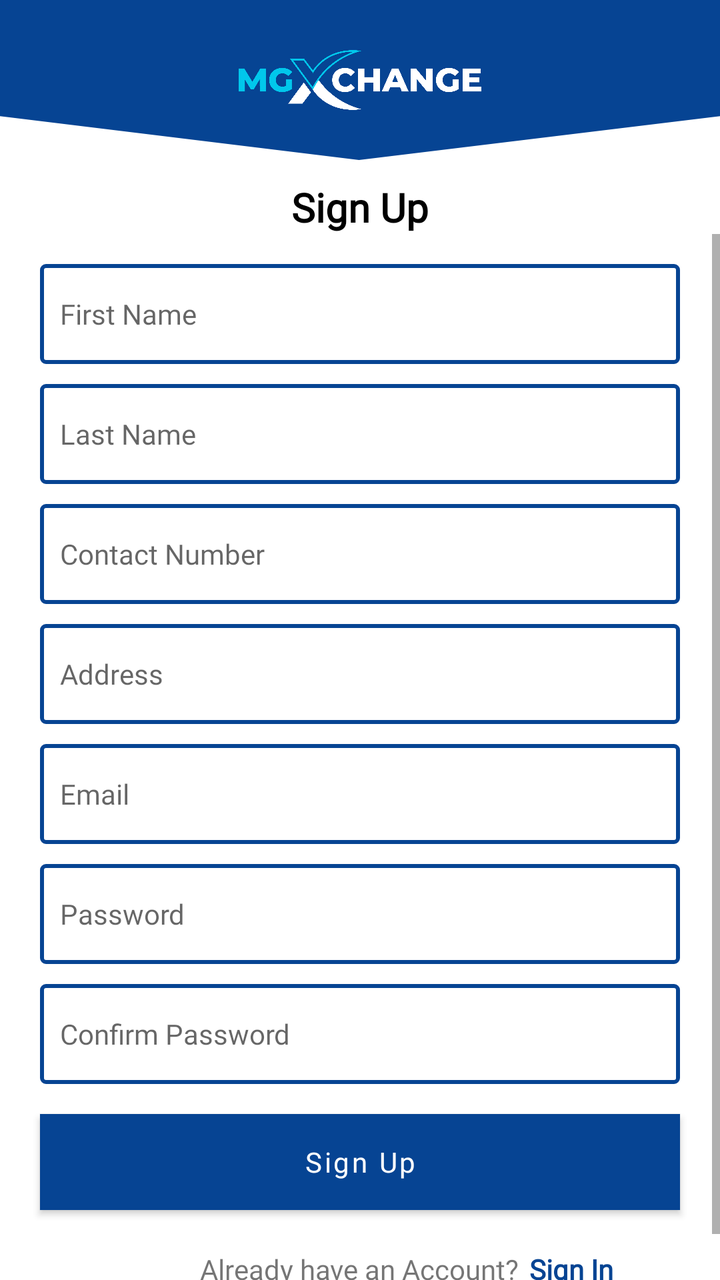
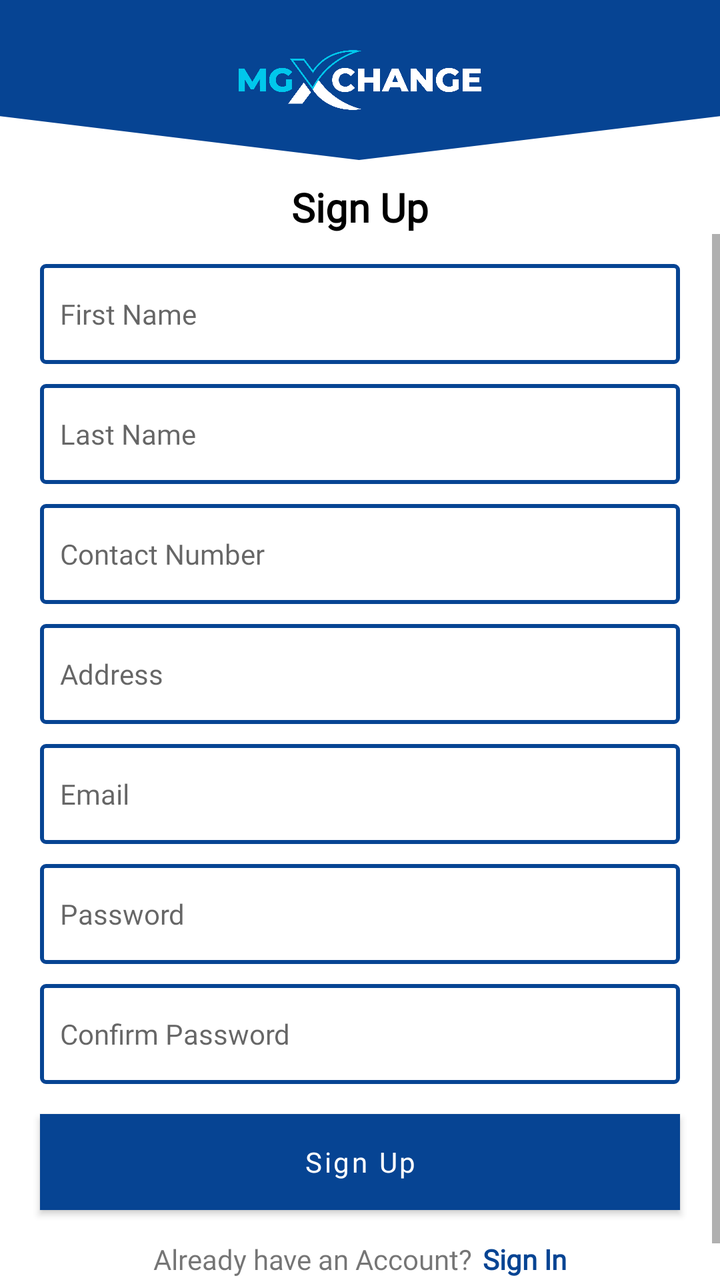

Before-and-after screenshots of an Android layout around one commit, followed by the original layout XML and the change that was made.
<!-- AndroidManifest.xml: application theme Theme.MGXChange -->
<!-- res/layout/activity_user_sign_up.xml -->
<?xml version="1.0" encoding="utf-8"?>
<LinearLayout xmlns:android="http://schemas.android.com/apk/res/android"
    xmlns:tools="http://schemas.android.com/tools"
    android:layout_width="match_parent"
    android:layout_height="match_parent"
    android:orientation="vertical"
    tools:viewBindingIgnore="true"
    tools:context=".activities.UserSignUp">

    <RelativeLayout
        android:layout_width="match_parent"
        android:layout_height="80dp"
        android:background="@drawable/ic_header_top">

        <ImageView
            android:layout_width="150dp"
            android:layout_height="50dp"
            android:layout_centerHorizontal="true"
            android:layout_centerVertical="true"
            android:src="@drawable/logo" />
    </RelativeLayout>

    <TextView
        android:id="@+id/tv_user_sign_in_label"
        android:layout_width="wrap_content"
        android:layout_height="wrap_content"
        android:layout_gravity="center"
        android:layout_marginTop="10dp"
        android:fontFamily="@font/sf_bold"
        android:text="@string/sing_up"
        android:textColor="@color/black"
        android:textSize="20sp"
        android:textStyle="bold" />

    <ScrollView
        android:layout_width="match_parent"
        android:layout_height="match_parent">

        <LinearLayout
            android:layout_width="match_parent"
            android:layout_height="wrap_content"
            android:orientation="vertical">









            <EditText
                android:id="@+id/et_user_sign_up_first_name"
                android:layout_width="match_parent"
                android:layout_height="50dp"
                android:layout_marginStart="20dp"
                android:layout_marginTop="15dp"
                android:layout_marginEnd="20dp"
                android:background="@drawable/custom_et_all"
                android:fontFamily="@font/sf_regular"
                android:hint="@string/first_name"
                android:inputType="text"
                android:paddingLeft="10dp"
                android:paddingTop="10dp"
                android:paddingBottom="10dp"
                android:singleLine="true"
                android:textSize="14sp" />

            <EditText
                android:id="@+id/et_user_sign_up_last_name"
                android:layout_width="match_parent"
                android:layout_height="50dp"
                android:layout_marginStart="20dp"
                android:layout_marginTop="10dp"
                android:layout_marginEnd="20dp"
                android:background="@drawable/custom_et_all"
                android:fontFamily="@font/sf_regular"
                android:hint="@string/last_name"
                android:inputType="text"
                android:paddingLeft="10dp"
                android:paddingTop="10dp"
                android:paddingBottom="10dp"
                android:singleLine="true"
                android:textSize="14sp" />

            <EditText
                android:id="@+id/et_user_sign_up_contact_number"
                android:layout_width="match_parent"
                android:layout_height="50dp"
                android:layout_marginStart="20dp"
                android:layout_marginTop="10dp"
                android:layout_marginEnd="20dp"
                android:background="@drawable/custom_et_all"
                android:fontFamily="@font/sf_regular"
                android:hint="@string/contact"
                android:inputType="phone"
                android:paddingLeft="10dp"
                android:paddingTop="10dp"
                android:paddingBottom="10dp"
                android:singleLine="true"
                android:textSize="14sp" />
            <EditText
                android:id="@+id/et_user_sign_up_address"
                android:layout_width="match_parent"
                android:layout_height="50dp"
                android:layout_marginStart="20dp"
                android:layout_marginTop="10dp"
                android:layout_marginEnd="20dp"
                android:background="@drawable/custom_et_all"
                android:fontFamily="@font/sf_regular"
                android:hint="@string/address"
                android:inputType="text"
                android:paddingLeft="10dp"
                android:paddingTop="10dp"
                android:paddingBottom="10dp"
                android:singleLine="true"
                android:textSize="14sp" />

            <EditText
                android:id="@+id/et_user_sign_up_email"
                android:layout_width="match_parent"
                android:layout_height="50dp"
                android:layout_marginStart="20dp"
                android:layout_marginTop="10dp"
                android:layout_marginEnd="20dp"
                android:background="@drawable/custom_et_all"
                android:fontFamily="@font/sf_regular"
                android:hint="@string/email"
                android:inputType="textEmailAddress"
                android:paddingLeft="10dp"
                android:paddingTop="10dp"
                android:paddingBottom="10dp"
                android:singleLine="true"
                android:textSize="14sp" />

            <EditText
                android:id="@+id/et_user_sign_up_password"
                android:layout_width="match_parent"
                android:layout_height="50dp"
                android:layout_marginStart="20dp"
                android:layout_marginTop="10dp"
                android:layout_marginEnd="20dp"
                android:background="@drawable/custom_et_all"
                android:fontFamily="@font/sf_regular"
                android:hint="@string/password"
                android:inputType="textPassword"
                android:paddingLeft="10dp"
                android:paddingTop="10dp"
                android:paddingBottom="10dp"
                android:singleLine="true"
                android:textSize="14sp" />

            <EditText
                android:id="@+id/et_user_sign_up_cp"
                android:layout_width="match_parent"
                android:layout_height="50dp"
                android:layout_marginStart="20dp"
                android:layout_marginTop="10dp"
                android:layout_marginEnd="20dp"
                android:background="@drawable/custom_et_all"
                android:fontFamily="@font/sf_regular"
                android:hint="@string/confirm_password"
                android:inputType="textPassword"
                android:paddingStart="10dp"
                android:paddingLeft="10dp"
                android:paddingTop="10dp"
                android:paddingBottom="10dp"
                android:singleLine="true"
                android:textSize="14sp" />

            <Button
                android:id="@+id/btn_user_sign_up"
                android:layout_width="match_parent"
                android:layout_height="wrap_content"
                android:layout_marginStart="20dp"
                android:layout_marginTop="15dp"
                android:layout_marginEnd="20dp"
                android:background="@color/colorPrimary"
                android:fontFamily="@font/sf_regular"
                android:text="@string/sing_up"
                android:textAllCaps="false"
                android:textColor="#fff" />

            <RelativeLayout
                android:layout_width="match_parent"
                android:layout_height="wrap_content"
                android:layout_marginBottom="20dp">

                <TextView
                    android:id="@+id/tv_user_sign_up_login_label"
                    android:layout_width="wrap_content"
                    android:layout_height="wrap_content"
                    android:layout_centerHorizontal="true"
                    android:layout_marginStart="2dp"
                    android:layout_marginLeft="2dp"
                    android:layout_marginTop="20dp"
                    android:fontFamily="@font/sf_regular"
                    android:text="@string/already_member" />

                <TextView
                    android:id="@+id/tv_user_sign_up_login"
                    android:layout_width="wrap_content"
                    android:layout_height="wrap_content"
                    android:layout_marginLeft="5dp"
                    android:layout_marginTop="20dp"
                    android:layout_marginRight="5dp"
                    android:layout_toEndOf="@+id/tv_user_sign_up_login_label"
                    android:layout_toRightOf="@+id/tv_user_sign_up_login_label"
                    android:fontFamily="@font/sf_regular"
                    android:text="@string/login"
                    android:textColor="@color/colorPrimary"
                    android:textStyle="bold" />
            </RelativeLayout>

        </LinearLayout>

    </ScrollView>

</LinearLayout>
<!-- resources referenced by this layout -->
<resources>
  <color name="black">#000000</color>
  <color name="colorPrimary">#064493</color>
  <!-- drawable custom_et_all (drawable) -->
  <?xml version="1.0" encoding="utf-8"?>
  <shape xmlns:android="http://schemas.android.com/apk/res/android">
  
      <solid
          android:color="@color/white"
          />
      <stroke
          android:color="@color/colorPrimary"
          android:width="2dp"
          />
      <corners
          android:radius="2dp"
          />
  </shape>
  <!-- drawable ic_header_top (drawable) -->
  <vector android:height="201.6529dp" android:viewportHeight="122"
      android:viewportWidth="363" android:width="600dp" xmlns:android="http://schemas.android.com/apk/res/android">
      <path android:fillColor="#064493"
          android:pathData="M0,0l0,88.52l181,
          33.48l182,-33.48l0,
          -88.52l-363,0z"/>
  </vector>
  <!-- drawable logo: png bitmap (drawable, 35904 bytes) -->
  <string name="address">Address</string>
  <string name="already_member">Already have an Account?</string>
  <string name="confirm_password">Confirm Password</string>
  <string name="contact">Contact Number</string>
  <string name="email">Email</string>
  <string name="first_name">First Name</string>
  <string name="last_name">Last Name</string>
  <string name="login">Sign In</string>
  <string name="password">Password</string>
  <string name="sing_up">Sign Up</string>
  <style name="Theme.MGXChange" parent="Theme.MaterialComponents.DayNight.NoActionBar">
          
          <item name="colorPrimary">@color/colorPrimary</item>
          <item name="colorPrimaryVariant">@color/colorPrimaryDark</item>
          <item name="colorOnPrimary">@color/white</item>
          
          <item name="colorSecondary">@color/colorPrimary</item>
          <item name="colorSecondaryVariant">@color/colorPrimaryDark</item>
          <item name="colorOnSecondary">@color/black</item>
          
          <item name="android:statusBarColor" tools:targetApi="l">?attr/colorPrimaryVariant</item>
          
      </style>
  <color name="white">#FFFFFF</color>
  <style name="Theme.MaterialComponents.DayNight.NoActionBar">
          <item name="windowActionBar">false</item>
          <item name="windowNoTitle">true</item>
      </style>
  <color name="colorPrimaryDark">#073E85</color>
</resources>

<!-- the commit's change to res/layout/activity_user_sign_up.xml (unified diff, before → after) -->
@@ -41,14 +41,6 @@
             android:layout_height="wrap_content"
             android:orientation="vertical">
 
-
-
-
-
-
-
-
-
             <EditText
                 android:id="@+id/et_user_sign_up_first_name"
                 android:layout_width="match_parent"
@@ -182,18 +174,16 @@
                 android:textColor="#fff" />
 
             <RelativeLayout
-                android:layout_width="match_parent"
+                android:layout_width="wrap_content"
                 android:layout_height="wrap_content"
+                android:layout_gravity="center"
                 android:layout_marginBottom="20dp">
 
                 <TextView
                     android:id="@+id/tv_user_sign_up_login_label"
                     android:layout_width="wrap_content"
                     android:layout_height="wrap_content"
-                    android:layout_centerHorizontal="true"
-                    android:layout_marginStart="2dp"
-                    android:layout_marginLeft="2dp"
-                    android:layout_marginTop="20dp"
+                    android:layout_marginTop="15dp"
                     android:fontFamily="@font/sf_regular"
                     android:text="@string/already_member" />
 
@@ -202,8 +192,7 @@
                     android:layout_width="wrap_content"
                     android:layout_height="wrap_content"
                     android:layout_marginLeft="5dp"
-                    android:layout_marginTop="20dp"
-                    android:layout_marginRight="5dp"
+                    android:layout_marginTop="15dp"
                     android:layout_toEndOf="@+id/tv_user_sign_up_login_label"
                     android:layout_toRightOf="@+id/tv_user_sign_up_login_label"
                     android:fontFamily="@font/sf_regular"
